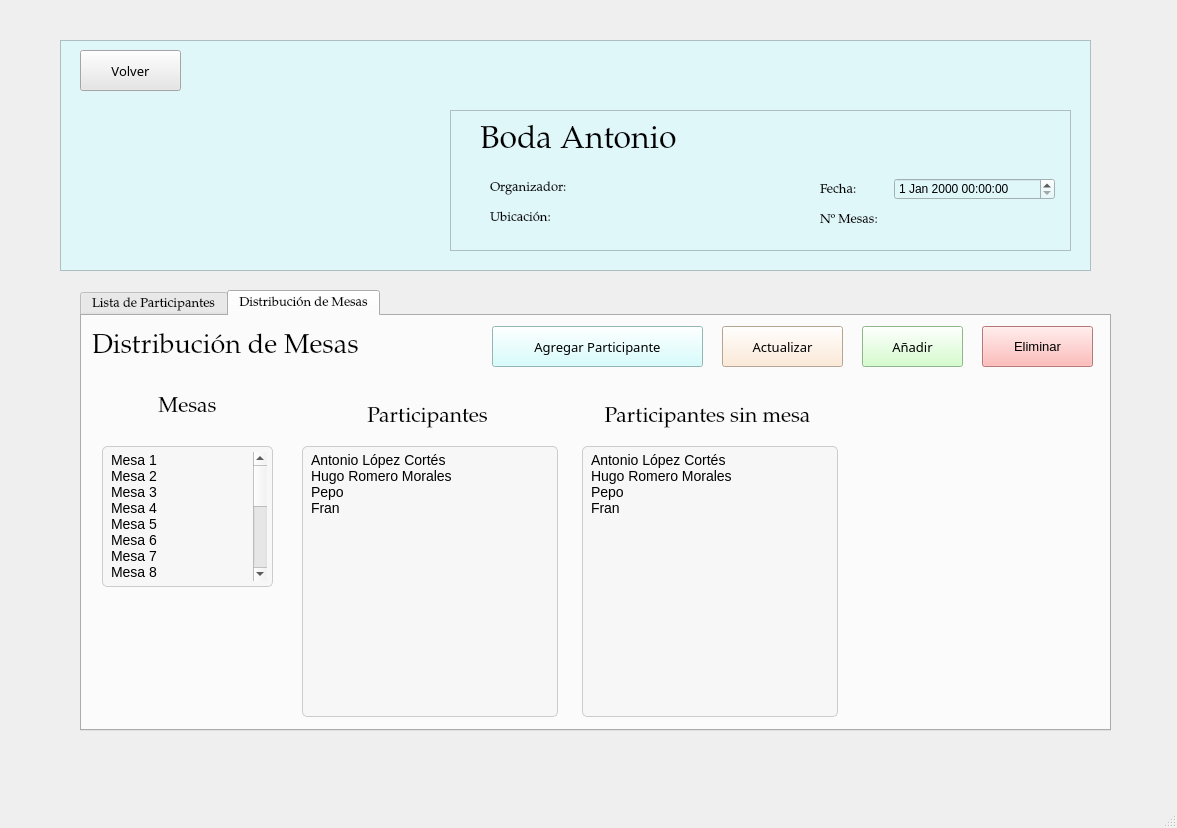
Above: src/ui/GestionDeEventos.ui from IvanJesusCorbalanPascual/Gestor-de-Eventos before the change. Below: the same form after it.
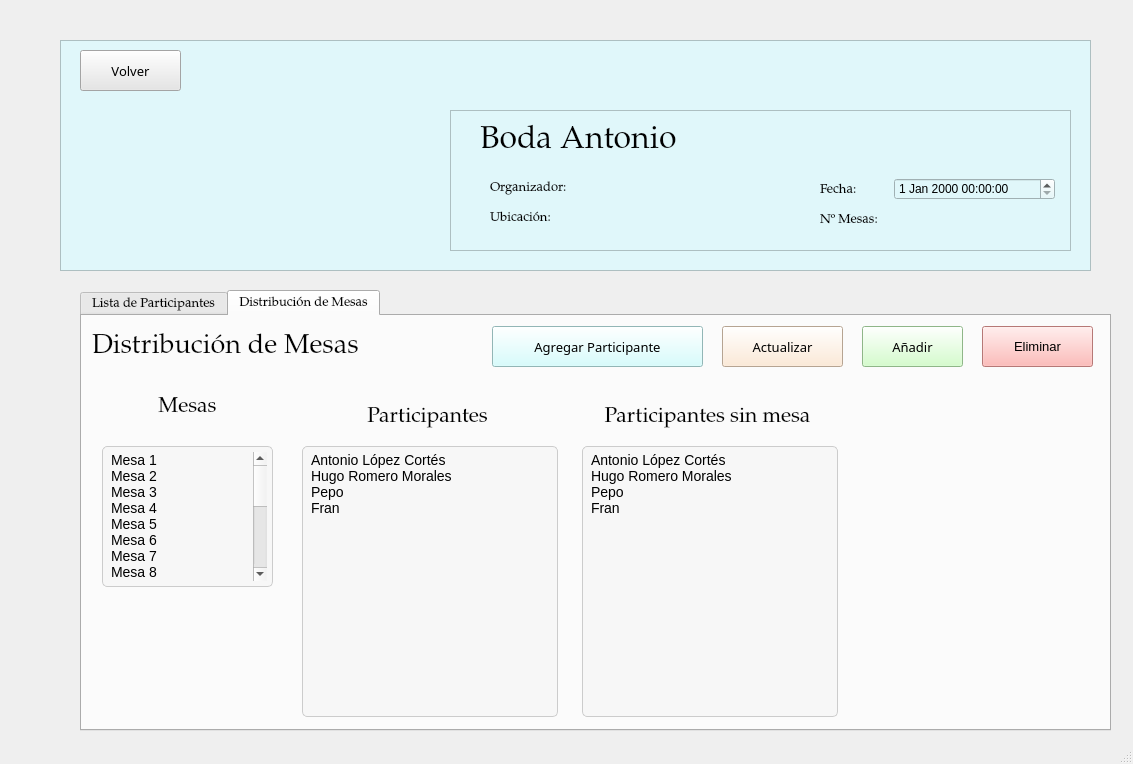
That is the form after the change. Icons and pictures are not drawn.

Diff of the .ui file:
```diff
--- a/src/ui/GestionDeEventos.ui
+++ b/src/ui/GestionDeEventos.ui
@@ -6,8 +6,8 @@
    <rect>
     <x>0</x>
     <y>0</y>
-    <width>1177</width>
-    <height>828</height>
+    <width>1133</width>
+    <height>764</height>
    </rect>
   </property>
   <property name="windowTitle">
```
